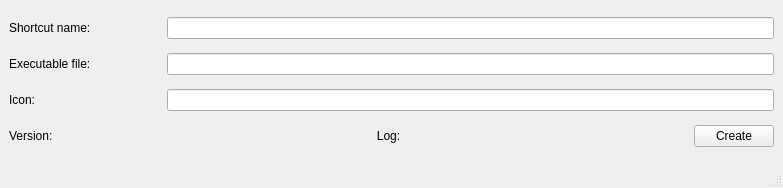
The window that Create_Launcher/mainwindow.ui (bunyamintamar/CreateShortcut_onUbuntu) describes before a commit, drawn with Qt 5.
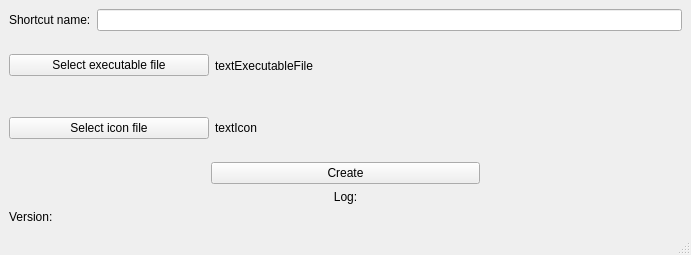
The same window after the commit. Icons and pictures are not drawn.

```diff
--- a/Create_Launcher/mainwindow.ui
+++ b/Create_Launcher/mainwindow.ui
@@ -9,8 +9,8 @@
    <rect>
     <x>0</x>
     <y>0</y>
-    <width>783</width>
-    <height>188</height>
+    <width>691</width>
+    <height>255</height>
    </rect>
   </property>
   <property name="sizePolicy">
@@ -19,19 +19,25 @@
     <verstretch>0</verstretch>
    </sizepolicy>
   </property>
+  <property name="minimumSize">
+   <size>
+    <width>691</width>
+    <height>255</height>
+   </size>
+  </property>
   <property name="maximumSize">
    <size>
     <width>16777215</width>
-    <height>216</height>
+    <height>2000</height>
    </size>
   </property>
   <property name="windowTitle">
    <string>Create new shortcut</string>
   </property>
   <widget class="QWidget" name="centralwidget">
-   <layout class="QVBoxLayout" name="verticalLayout">
+   <layout class="QVBoxLayout" name="verticalLayout_2">
     <item>
-     <layout class="QHBoxLayout" name="horizontalLayout" stretch="20,80">
+     <layout class="QHBoxLayout" name="horizontalLayout_2">
       <item>
        <widget class="QLabel" name="labelShortcutName">
         <property name="text">
@@ -45,42 +51,51 @@
      </layout>
     </item>
     <item>
-     <layout class="QHBoxLayout" name="horizontalLayout_2" stretch="20,80">
+     <layout class="QHBoxLayout" name="horizontalLayout" stretch="30,70">
       <item>
-       <widget class="QLabel" name="labelExecutableFile">
+       <widget class="QPushButton" name="buttonExeFile">
         <property name="text">
-         <string>Executable file:</string>
+         <string>Select executable file</string>
         </property>
        </widget>
       </item>
       <item>
-       <widget class="QLineEdit" name="textExecutableFile"/>
+       <widget class="QLabel" name="textExecutableFile">
+        <property name="text">
+         <string>textExecutableFile</string>
+        </property>
+       </widget>
       </item>
      </layout>
     </item>
     <item>
-     <layout class="QHBoxLayout" name="horizontalLayout_3" stretch="20,80">
+     <layout class="QHBoxLayout" name="horizontalLayout_3" stretch="30,70">
       <item>
-       <widget class="QLabel" name="labelIcon">
+       <widget class="QPushButton" name="buttonIcon">
         <property name="text">
-         <string>Icon:</string>
+         <string>Select icon file</string>
         </property>
+        <property name="iconSize">
+         <size>
+          <width>40</width>
+          <height>40</height>
+         </size>
+        </property>
        </widget>
       </item>
       <item>
-       <widget class="QLineEdit" name="textIcon"/>
+       <widget class="QLabel" name="textIcon">
+        <property name="text">
+         <string>textIcon</string>
+        </property>
+       </widget>
       </item>
      </layout>
     </item>
     <item>
-     <layout class="QHBoxLayout" name="horizontalLayout_4" stretch="10,20,40,20,10">
+     <layout class="QVBoxLayout" name="verticalLayout">
       <item>
-       <widget class="QLabel" name="labelVersionInfo">
-        <property name="text">
-         <string>Version:</string>
-        </property>
-       </widget>
-      </item>
+       <layout class="QHBoxLayout" name="horizontalLayout_4" stretch="30,40,30">
       <item>
        <spacer name="horizontalSpacer">
         <property name="orientation">
@@ -95,6 +110,28 @@
        </spacer>
       </item>
       <item>
+         <widget class="QPushButton" name="buttonCreate">
+          <property name="text">
+           <string>Create</string>
+          </property>
+         </widget>
+        </item>
+        <item>
+         <spacer name="horizontalSpacer_2">
+          <property name="orientation">
+           <enum>Qt::Horizontal</enum>
+          </property>
+          <property name="sizeHint" stdset="0">
+           <size>
+            <width>40</width>
+            <height>20</height>
+           </size>
+          </property>
+         </spacer>
+        </item>
+       </layout>
+      </item>
+      <item>
        <widget class="QLabel" name="labelLog">
         <property name="text">
          <string>Log:</string>
@@ -105,22 +142,9 @@
        </widget>
       </item>
       <item>
-       <spacer name="horizontalSpacer_2">
-        <property name="orientation">
-         <enum>Qt::Horizontal</enum>
-        </property>
-        <property name="sizeHint" stdset="0">
-         <size>
-          <width>40</width>
-          <height>20</height>
-         </size>
-        </property>
-       </spacer>
-      </item>
-      <item>
-       <widget class="QPushButton" name="buttonCreate">
+       <widget class="QLabel" name="labelVersionInfo">
         <property name="text">
-         <string>Create</string>
+         <string>Version:</string>
         </property>
        </widget>
       </item>
```
Left out of the diff: 6 changed lines with no effect on the pictures. Lines whose indentation alone changed are shown as unchanged.
